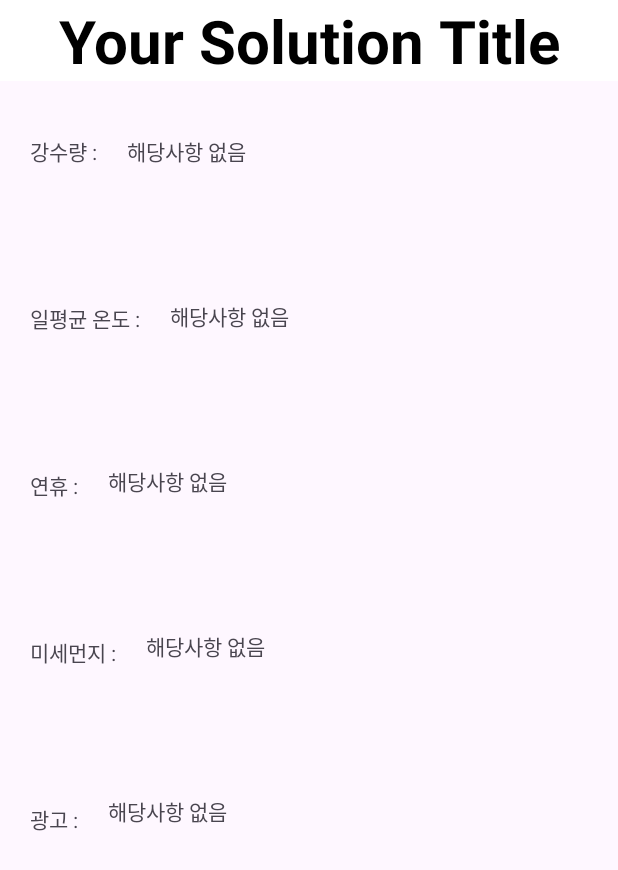
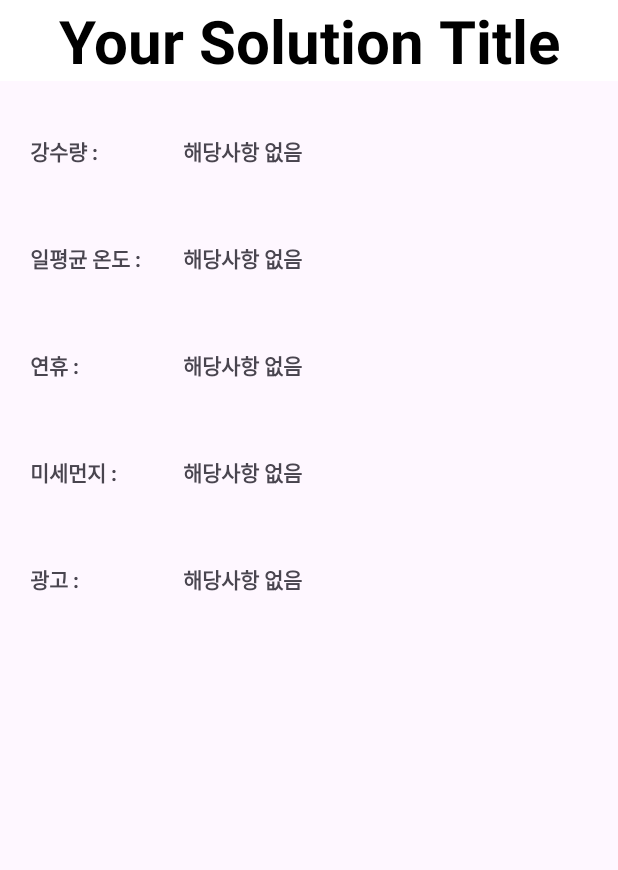
Before and after one commit to 2023DBProject/laundryApplication, an Android app: the layout activity_solution.xml on its own in the app's theme, with its tools: preview values and no code run, on a phone screen of 412 x 824 dp. Shown: the top 870 px of the screen. Run offline under Robolectric (Android 15) with nearby library versions, the phone set to English and light mode, and no system bars.

Commit message:
솔루션 완성

```diff
--- a/app/src/main/AndroidManifest.xml
+++ b/app/src/main/AndroidManifest.xml
@@ -14,6 +14,9 @@
         android:supportsRtl="true"
         android:theme="@style/Theme.Material3.DayNight"
         tools:targetApi="31">
+        <activity
+            android:name=".SolutionMainActivity"
+            android:exported="false" />
         <activity
             android:name=".SolutionActivity"
             android:exported="false" />
--- a/app/src/main/res/layout/activity_solution.xml
+++ b/app/src/main/res/layout/activity_solution.xml
@@ -21,102 +21,119 @@
         app:layout_constraintTop_toTopOf="parent" />
 
     <TextView
+        android:textStyle="bold"
+
         android:id="@+id/rain"
         android:layout_width="wrap_content"
         android:layout_height="wrap_content"
         android:layout_marginStart="20dp"
-        android:layout_marginTop="90dp"
         android:text="@string/강수량"
         app:layout_constraintStart_toStartOf="parent"
+        app:layout_constraintTop_toTopOf="@+id/rainSolution" />
+
+    <TextView
+        android:textStyle="bold"
+
+        android:id="@+id/rainSolution"
+        android:layout_width="270dp"
+        android:layout_height="wrap_content"
+        android:layout_marginTop="90dp"
+        android:layout_marginRight="20dp"
+        android:text="@string/강수량솔루션"
+        app:layout_constraintEnd_toEndOf="parent"
+
         app:layout_constraintTop_toTopOf="parent" />
 
     <TextView
-        android:id="@+id/rainSolution"
-        android:layout_width="wrap_content"
-        android:layout_height="60dp"
-        android:layout_marginStart="20dp"
-        android:layout_marginTop="90dp"
-        android:text="@string/강수량솔루션"
-        app:layout_constraintStart_toEndOf="@+id/rain"
-        app:layout_constraintTop_toTopOf="parent" />
+        android:textStyle="bold"
 
-    <TextView
         android:id="@+id/temper"
         android:layout_width="wrap_content"
         android:layout_height="wrap_content"
         android:layout_marginStart="20dp"
-        android:layout_marginTop="90dp"
         android:text="@string/일평균온도"
         app:layout_constraintStart_toStartOf="parent"
-        app:layout_constraintTop_toBottomOf="@+id/rain" />
+        app:layout_constraintTop_toTopOf="@+id/temperSolution" />
 
     <TextView
+        android:textStyle="bold"
+
         android:id="@+id/temperSolution"
-        android:layout_width="wrap_content"
-        android:layout_height="60dp"
-        android:layout_marginStart="20dp"
+        android:layout_width="270dp"
+        android:layout_height="wrap_content"
         android:layout_marginTop="50dp"
+        android:layout_marginRight="20dp"
         android:text="@string/일평균온도솔루션"
-        app:layout_constraintStart_toEndOf="@+id/temper"
+        app:layout_constraintEnd_toEndOf="parent"
+
         app:layout_constraintTop_toBottomOf="@+id/rainSolution" />
 
     <TextView
+        android:textStyle="bold"
+
         android:id="@+id/holidays"
         android:layout_width="wrap_content"
         android:layout_height="wrap_content"
         android:layout_marginStart="20dp"
-        android:layout_marginTop="90dp"
         android:text="@string/연휴"
         app:layout_constraintStart_toStartOf="parent"
-        app:layout_constraintTop_toBottomOf="@+id/temper" />
+        app:layout_constraintTop_toTopOf="@+id/holidaysSolution" />
 
     <TextView
+        android:textStyle="bold"
+
         android:id="@+id/holidaysSolution"
-        android:layout_width="wrap_content"
-        android:layout_height="60dp"
-        android:layout_marginStart="20dp"
+        android:layout_width="270dp"
+        android:layout_height="wrap_content"
         android:layout_marginTop="50dp"
+        android:layout_marginRight="20dp"
         android:text="@string/연휴솔루션"
-        app:layout_constraintStart_toEndOf="@+id/holidays"
+        app:layout_constraintEnd_toEndOf="parent"
         app:layout_constraintTop_toBottomOf="@+id/temperSolution" />
 
     <TextView
+        android:textStyle="bold"
+
         android:id="@+id/dust"
         android:layout_width="wrap_content"
         android:layout_height="wrap_content"
         android:layout_marginStart="20dp"
-        android:layout_marginTop="90dp"
         android:text="@string/미세먼지"
         app:layout_constraintStart_toStartOf="parent"
-        app:layout_constraintTop_toBottomOf="@+id/holidays" />
+        app:layout_constraintTop_toTopOf="@+id/dustSolution" />
 
     <TextView
+        android:textStyle="bold"
+
         android:id="@+id/dustSolution"
-        android:layout_width="wrap_content"
-        android:layout_height="60dp"
-        android:layout_marginStart="20dp"
+        android:layout_width="270dp"
+        android:layout_height="wrap_content"
         android:layout_marginTop="50dp"
+        android:layout_marginRight="20dp"
         android:text="@string/미세먼지솔루션"
-        app:layout_constraintStart_toEndOf="@+id/dust"
+        app:layout_constraintEnd_toEndOf="parent"
         app:layout_constraintTop_toBottomOf="@+id/holidaysSolution" />
 
     <TextView
+        android:textStyle="bold"
+
         android:id="@+id/ads"
         android:layout_width="wrap_content"
         android:layout_height="wrap_content"
         android:layout_marginStart="20dp"
-        android:layout_marginTop="90dp"
         android:text="@string/광고"
         app:layout_constraintStart_toStartOf="parent"
-        app:layout_constraintTop_toBottomOf="@+id/dust" />
+        app:layout_constraintTop_toTopOf="@+id/adsSolution" />
 
     <TextView
+        android:textStyle="bold"
+
         android:id="@+id/adsSolution"
-        android:layout_width="wrap_content"
-        android:layout_height="60dp"
-        android:layout_marginStart="20dp"
+        android:layout_width="270dp"
+        android:layout_height="wrap_content"
         android:layout_marginTop="50dp"
+        android:layout_marginRight="20dp"
         android:text="@string/광고솔루션"
-        app:layout_constraintStart_toEndOf="@+id/ads"
+        app:layout_constraintEnd_toEndOf="parent"
         app:layout_constraintTop_toBottomOf="@+id/dustSolution" />
 </androidx.constraintlayout.widget.ConstraintLayout>
```
Also changed, not shown: app/src/main/java/com/example/login/SolutionMainActivity.java (added, +14 -0 lines), app/src/main/res/layout/activity_solution_main.xml (added, +47 -0 lines).
